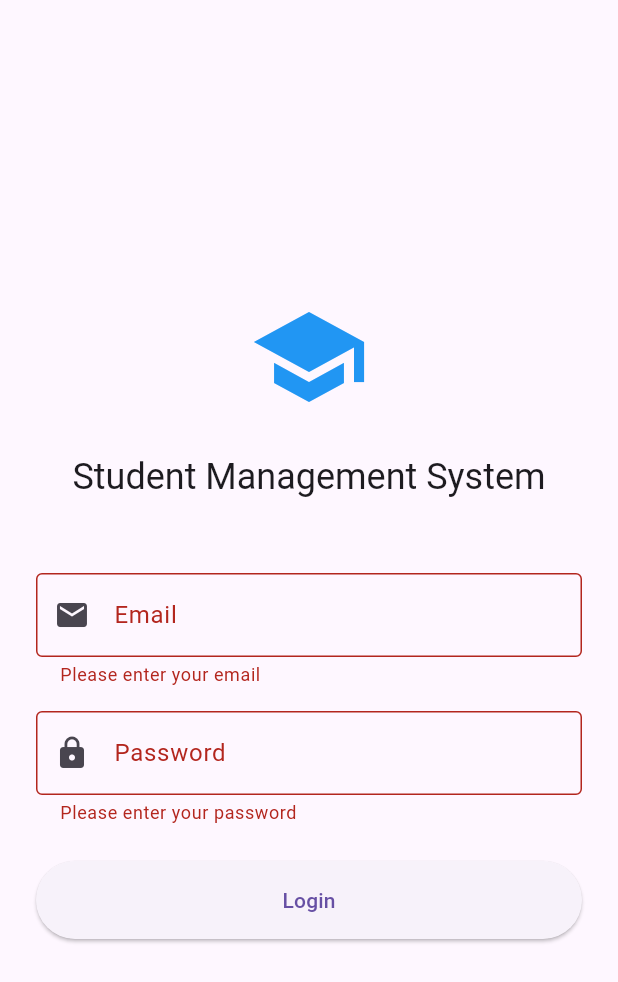
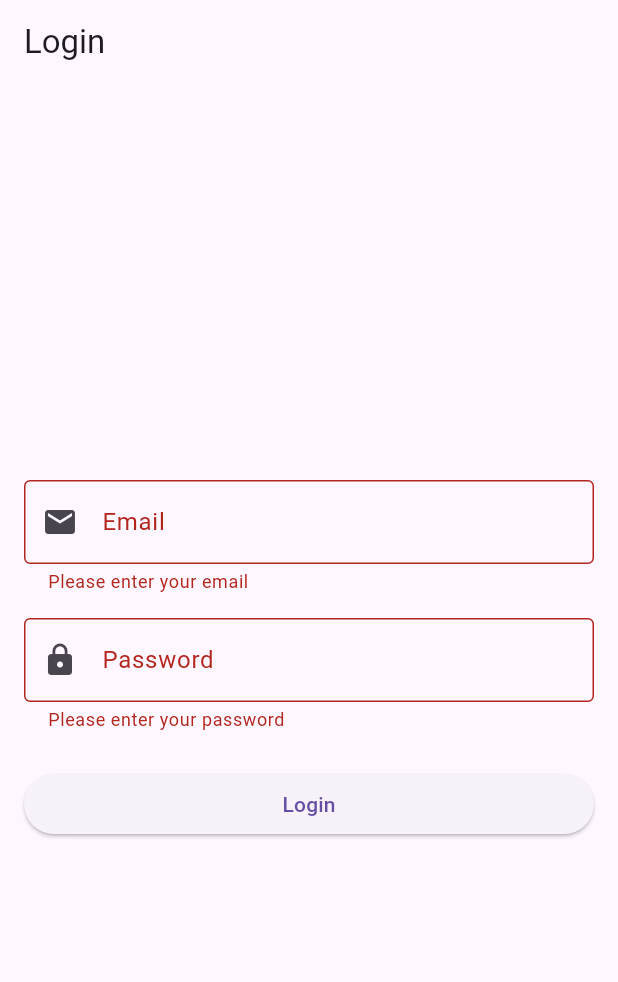
Before and after one commit to abdulhafiz0-0/averna_apk, a Flutter app: the screen it shows after launch, after a tap on "Login", on a phone screen of 412 x 824 dp. Shown: the top 982 px of the screen. Run offline on Flutter 3.47's test engine with Material 3 defaults, Android fonts, the light colour scheme and no system bars.

Commit message:
simple login page added

```diff
--- a/lib/pages/login.dart
+++ b/lib/pages/login.dart
@@ -1,7 +1,7 @@
 import 'package:flutter/material.dart';
 
 class LoginPage extends StatefulWidget {
-  const LoginPage({super.key});
+  const LoginPage({Key? key}) : super(key: key);
 
   @override
   State<LoginPage> createState() => _LoginPageState();
@@ -9,9 +9,31 @@ class LoginPage extends StatefulWidget {
 
 class _LoginPageState extends State<LoginPage> {
   final _formKey = GlobalKey<FormState>();
-  final _emailController = TextEditingController();
-  final _passwordController = TextEditingController();
+  final TextEditingController _emailController = TextEditingController();
+  final TextEditingController _passwordController = TextEditingController();
+
   bool _isLoading = false;
+
+  void _login() {
+    if (_formKey.currentState!.validate()) {
+      setState(() {
+        _isLoading = true;
+      });
+
+      // TODO: Replace this with your actual login logic (API call, Firebase, etc.)
+      Future.delayed(const Duration(seconds: 2), () {
+        setState(() {
+          _isLoading = false;
+        });
+        ScaffoldMessenger.of(context).showSnackBar(
+          const SnackBar(content: Text('Login successful!')),
+        );
+
+        // Example navigation to dashboard
+        // Navigator.pushReplacementNamed(context, '/dashboard');
+      });
+    }
+  }
 
   @override
   void dispose() {
@@ -20,57 +42,32 @@ class _LoginPageState extends State<LoginPage> {
     super.dispose();
   }
 
-  Future<void> _login() async {
-    if (_formKey.currentState!.validate()) {
-      setState(() {
-        _isLoading = true;
-      });
-
-      // Simulate login delay
-      await Future.delayed(const Duration(seconds: 1));
-
-      if (!mounted) return;
-
-      // Navigate to dashboard
-      Navigator.pushReplacementNamed(context, '/dashboard');
-    }
-  }
-
   @override
   Widget build(BuildContext context) {
     return Scaffold(
-      body: Center(
-        child: SingleChildScrollView(
-          padding: const EdgeInsets.all(24.0),
+      appBar: AppBar(title: const Text('Login')),
+      body: Padding(
+        padding: const EdgeInsets.all(16.0),
         child: Form(
           key: _formKey,
           child: Column(
             mainAxisAlignment: MainAxisAlignment.center,
-              crossAxisAlignment: CrossAxisAlignment.stretch,
             children: [
-                const Icon(
-                  Icons.school,
-                  size: 80,
-                  color: Colors.blue,
-                ),
-                const SizedBox(height: 24),
-                Text(
-                  'Student Management System',
-                  textAlign: TextAlign.center,
-                  style: Theme.of(context).textTheme.headlineSmall,
-                ),
-                const SizedBox(height: 48),
               TextFormField(
                 controller: _emailController,
                 decoration: const InputDecoration(
                   labelText: 'Email',
+                  prefixIcon: Icon(Icons.email),
                   border: OutlineInputBorder(),
-                    prefixIcon: Icon(Icons.email),
                 ),
                 keyboardType: TextInputType.emailAddress,
                 validator: (value) {
                   if (value == null || value.isEmpty) {
                     return 'Please enter your email';
+                  }
+                  if (!RegExp(r'^[\w-\.]+@([\w-]+\.)+[\w]{2,4}$')
+                      .hasMatch(value)) {
+                    return 'Enter a valid email';
                   }
                   return null;
                 },
@@ -80,33 +77,33 @@ class _LoginPageState extends State<LoginPage> {
                 controller: _passwordController,
                 decoration: const InputDecoration(
                   labelText: 'Password',
+                  prefixIcon: Icon(Icons.lock),
                   border: OutlineInputBorder(),
-                    prefixIcon: Icon(Icons.lock),
                 ),
                 obscureText: true,
                 validator: (value) {
                   if (value == null || value.isEmpty) {
                     return 'Please enter your password';
                   }
+                  if (value.length < 6) {
+                    return 'Password must be at least 6 characters';
+                  }
                   return null;
                 },
               ),
               const SizedBox(height: 24),
-                ElevatedButton(
+              SizedBox(
+                width: double.infinity,
+                child: ElevatedButton(
                   onPressed: _isLoading ? null : _login,
-                  style: ElevatedButton.styleFrom(
-                    padding: const EdgeInsets.all(16),
-                  ),
                   child: _isLoading
-                      ? const SizedBox(
-                          height: 20,
-                          width: 20,
-                          child: CircularProgressIndicator(strokeWidth: 2),
+                      ? const CircularProgressIndicator(
+                          color: Colors.white,
                         )
                       : const Text('Login'),
                 ),
+              ),
             ],
-            ),
           ),
         ),
       ),
```
Also changed, not shown: pubspec.lock. Lines whose indentation alone changed are shown as unchanged.
